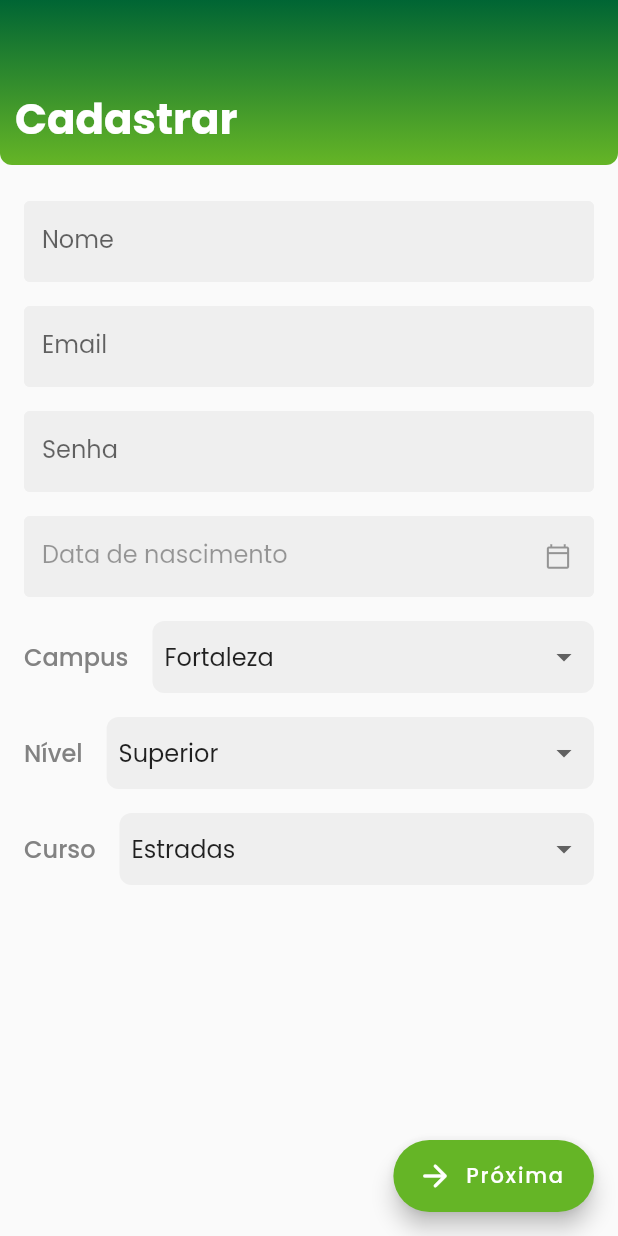
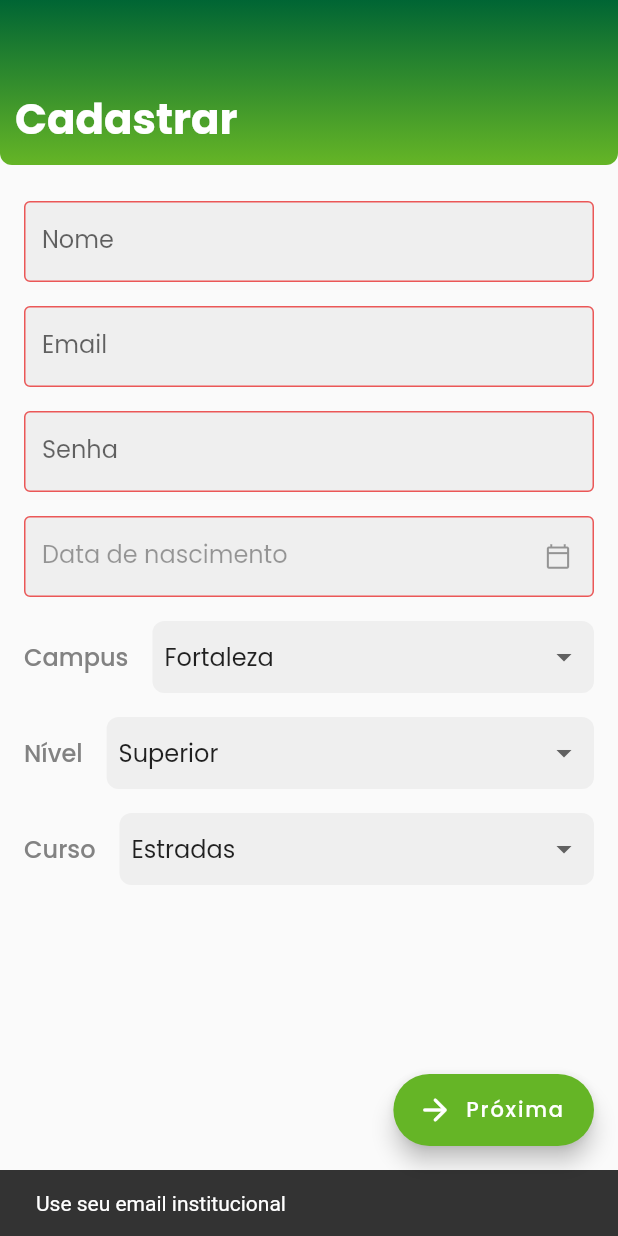
Before and after one commit to jbrenorv/ifchat, a Flutter app: the SigupPage screen opened by its route, after a tap on "Próxima", on a phone screen of 412 x 824 dp. Run offline on Flutter 3.47's test engine with Material 2 defaults, Android fonts, the light colour scheme and no system bars; our stand-ins replace firebase_auth, firebase_core, flutter_mobx, flutter_modular, mobx; accounts and stored records are empty; generated files the repository leaves out were written again.

Commit message:
signup page: form validation

```diff
--- a/lib/app/app_routes.dart
+++ b/lib/app/app_routes.dart
@@ -4,4 +4,5 @@ class AppRoutes {
   static const home = '/';
   static const signin = '/auth/';
   static const signup = '/auth/signup';
+  static const signupRegisterPhotos = '/auth/register-photos';
 }
--- a/lib/app/modules/auth/auth_module.dart
+++ b/lib/app/modules/auth/auth_module.dart
@@ -1,4 +1,5 @@
 import 'package:flutter_modular/flutter_modular.dart';
+import 'package:ifchat/app/modules/auth/pages/signup/register_photos_page.dart';
 import 'package:ifchat/app/modules/auth/pages/signup/signup_controller.dart';
 
 import 'pages/signin/signin_page.dart';
@@ -14,5 +15,9 @@ class AuthModule extends Module {
   final List<ModularRoute> routes = [
     ChildRoute('/', child: (_, args) => const SiginPage()),
     ChildRoute('/signup', child: (_, args) => const SigupPage()),
+    ChildRoute(
+      '/register-photos',
+      child: (_, args) => const RegisterPhotosPage(),
+    ),
   ];
 }
--- a/lib/app/modules/auth/pages/signup/signup_controller.dart
+++ b/lib/app/modules/auth/pages/signup/signup_controller.dart
@@ -8,7 +8,7 @@ class SignupController = _SignupControllerBase with _$SignupController;
 
 abstract class _SignupControllerBase with Store {
   final List<If> campus = <If>[If.fortaleza];
-  final List<Degree> degrees = <Degree>[Degree.int, Degree.sub, Degree.sup];
+  final List<Degree> degrees = Degree.values;
 
   final inputNameController = TextEditingController();
   final inputEmailController = TextEditingController();
@@ -52,4 +52,41 @@ abstract class _SignupControllerBase with Store {
   }
 
   String _twoDigits(int n) => n < 10 ? '0$n' : '$n';
+
+  @action
+  String? validate() {
+    String? alert;
+
+    isValidName = inputNameController.text.isNotEmpty;
+    if (!isValidName) {
+      alert = 'Informe seu nome';
+    }
+    isValidBirthDate = birth != null;
+    if (!isValidBirthDate) {
+      alert = 'Informe sua data de nascimento';
+    }
+    isValidPassword = inputPasswordController.text.length > 7;
+    if (!isValidPassword) {
+      alert = 'Use senha de no mínimo 8 caracteres';
+    }
+    if (inputEmailController.text.isNotEmpty) {
+      final splitEmail = inputEmailController.text.split('@');
+      if (splitEmail.length == 2) {
+        isValidEmail =
+            splitEmail[0].isNotEmpty && splitEmail[1] == 'aluno.ifce.edu.br';
+        if (!isValidEmail) {
+          isValidEmail = false;
+          alert = 'Use o email institucional';
+        }
+      } else {
+        isValidEmail = false;
+        alert = 'Use o email institucional';
+      }
+    } else {
+      isValidEmail = false;
+      alert = 'Use seu email institucional';
+    }
+
+    return alert;
+  }
 }
--- a/lib/app/modules/auth/pages/signup/signup_page.dart
+++ b/lib/app/modules/auth/pages/signup/signup_page.dart
@@ -1,6 +1,7 @@
 import 'package:flutter/material.dart';
 import 'package:flutter_mobx/flutter_mobx.dart';
 import 'package:flutter_modular/flutter_modular.dart';
+import 'package:ifchat/app/app_routes.dart';
 import 'package:ifchat/app/modules/auth/pages/signup/signup_controller.dart';
 import 'package:ifchat/app/shared/colors/app_colors.dart';
 import 'package:ifchat/app/shared/components/appbar_widget.dart';
@@ -68,7 +69,7 @@ class _SigupPageState extends State<SigupPage> {
                     onTap: () async {
                       final birth = await showDatePicker(
                         context: context,
-                        // 18 anos ;})atras
+                        // 18 anos atras
                         initialDate:
                             DateTime.now().subtract(const Duration(days: 6570)),
                         // 30 anos atras
@@ -208,7 +209,15 @@ class _SigupPageState extends State<SigupPage> {
           Icons.arrow_forward_rounded,
           color: AppColors.ifWhite,
         ),
-        onPressed: () {},
+        onPressed: () {
+          final result = controller.validate();
+          if (result != null) {
+            ScaffoldMessenger.of(context)
+                .showSnackBar(SnackBar(content: Text(result)));
+          } else {
+            Modular.to.pushNamed(AppRoutes.signupRegisterPhotos);
+          }
+        },
       ),
     );
   }
--- a/lib/app/modules/home/home_guard.dart
+++ b/lib/app/modules/home/home_guard.dart
@@ -2,12 +2,12 @@ import 'dart:async';
 
 import 'package:flutter_modular/flutter_modular.dart';
 import 'package:ifchat/app/app_routes.dart';
-import 'package:ifchat/app/shared/services/auth_service.dart';
+import 'package:ifchat/app/shared/interfaces/i_auth_service.dart';
 
 class HomeGuard extends RouteGuard {
   HomeGuard() : super(redirectTo: AppRoutes.signin);
 
   @override
   FutureOr<bool> canActivate(String path, ParallelRoute route) =>
-      Modular.get<AuthService>().hasUserLoggedIn();
+      Modular.get<IAuthService>().hasUserLoggedIn();
 }
```
Also changed, not shown: lib/app/app_module.dart (+7 -2 lines), lib/app/modules/auth/pages/signup/register_photos_page.dart (added, +28 -0 lines), lib/app/modules/auth/pages/signup/signup_controller.g.dart.
